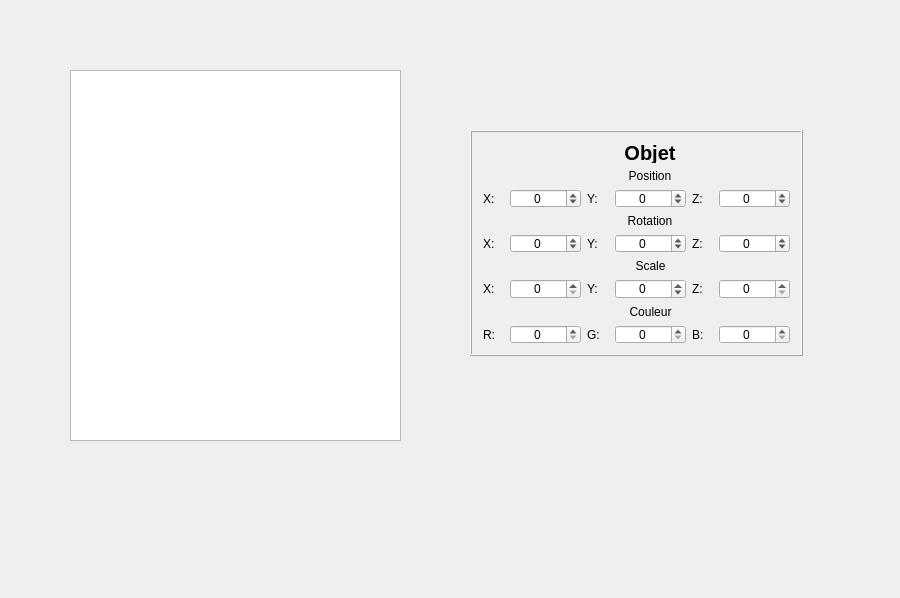
First picture: the form in OpenGLFramework/UIQT/uiqt.ui, repository SamuelDaigle/OpenGLFramework, before the edit.
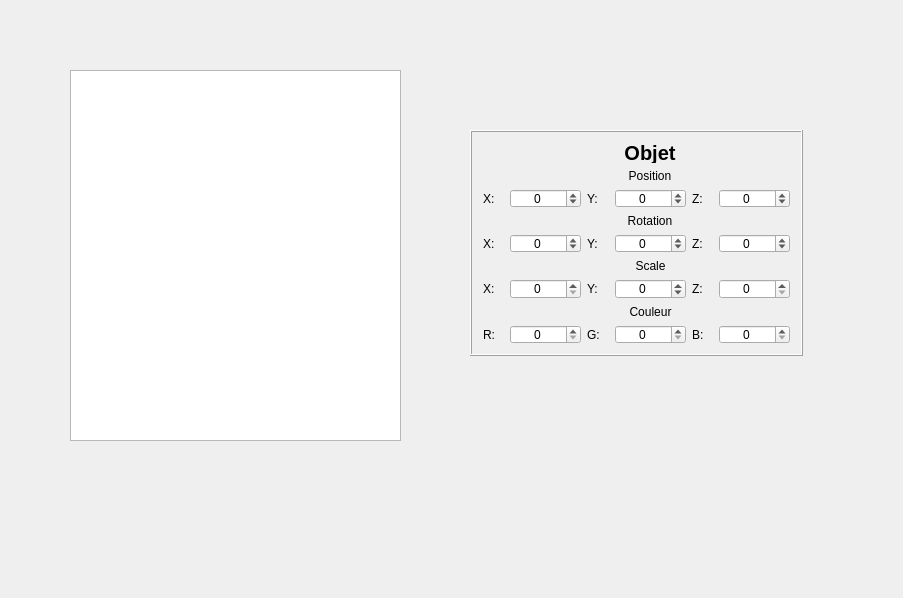
Second picture: the form after the edit.

What changed in the file:
```diff
--- a/OpenGLFramework/UIQT/uiqt.ui
+++ b/OpenGLFramework/UIQT/uiqt.ui
@@ -6,7 +6,7 @@
    <rect>
     <x>0</x>
     <y>0</y>
-    <width>900</width>
+    <width>903</width>
     <height>598</height>
    </rect>
   </property>
```
Left out of the diff: 53 changed lines with no effect on the pictures.
